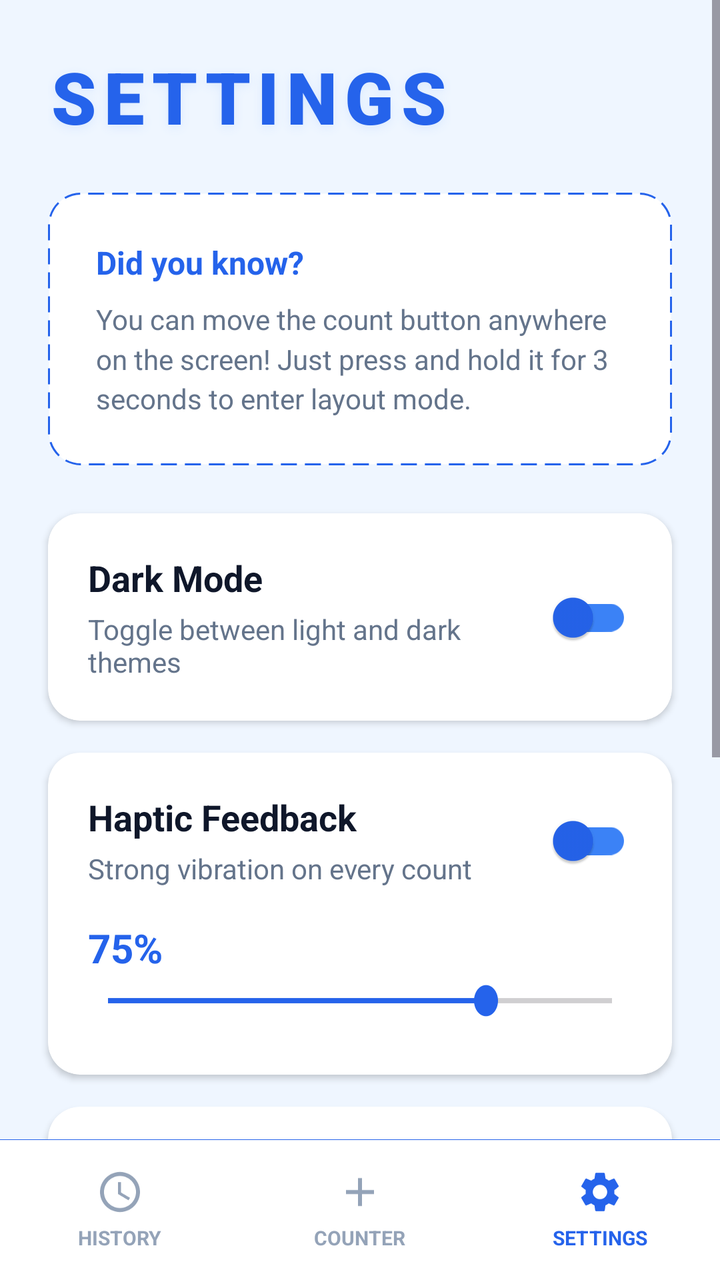
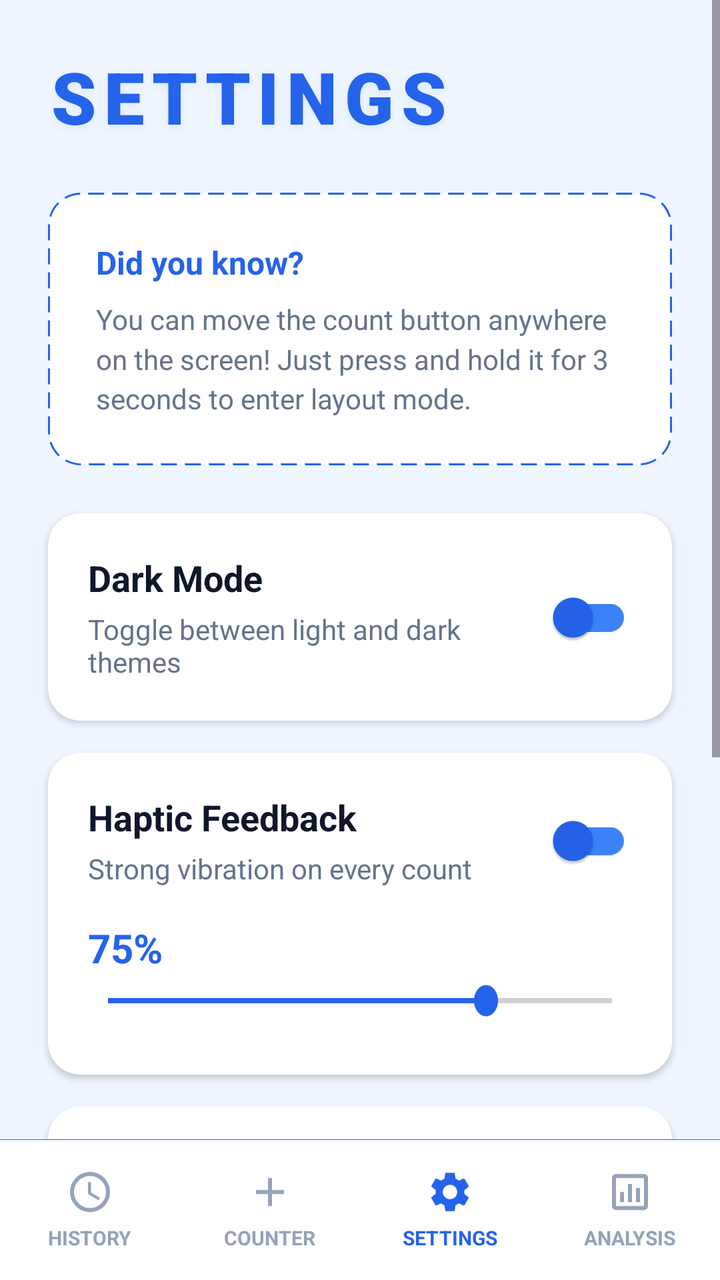

The first picture is an Android layout as it rendered before a commit; the second is the same layout after the commit. The layout source and the unified diff follow.
<!-- AndroidManifest.xml: application theme Theme.SmartTasbeeh -->
<!-- res/layout/activity_settings.xml -->
<?xml version="1.0" encoding="utf-8"?>
<androidx.constraintlayout.widget.ConstraintLayout xmlns:android="http://schemas.android.com/apk/res/android"
    xmlns:app="http://schemas.android.com/apk/res-auto"
    android:layout_width="match_parent"
    android:layout_height="match_parent"
    android:background="@color/app_background">

    <ScrollView
        android:layout_width="match_parent"
        android:layout_height="0dp"
        android:fillViewport="true"
        app:layout_constraintTop_toTopOf="parent"
        app:layout_constraintBottom_toTopOf="@id/bottomNavDivider">

        <androidx.constraintlayout.widget.ConstraintLayout
            android:layout_width="match_parent"
            android:layout_height="wrap_content"
            android:paddingBottom="32dp">

            <TextView
                android:id="@+id/tvPageTitle"
                android:layout_width="wrap_content"
                android:layout_height="wrap_content"
                android:text="SETTINGS"
                android:textSize="36sp"
                android:fontFamily="sans-serif-black"
                android:letterSpacing="0.10"
                android:textColor="@color/tasbeeh_blue_primary"
                android:shadowColor="@color/card_stroke_color"
                android:shadowRadius="12"
                android:shadowDy="4"
                android:layout_marginTop="24dp"
                android:layout_marginStart="24dp"
                app:layout_constraintStart_toStartOf="parent"
                app:layout_constraintTop_toTopOf="parent"/>

            
            <LinearLayout
                android:id="@+id/cardInfoBox"
                android:layout_width="0dp"
                android:layout_height="wrap_content"
                android:background="@drawable/info_box_background"
                android:orientation="vertical"
                android:padding="24dp"
                android:layout_marginTop="24dp"
                android:layout_marginStart="24dp"
                android:layout_marginEnd="24dp"
                app:layout_constraintTop_toBottomOf="@id/tvPageTitle"
                app:layout_constraintStart_toStartOf="parent"
                app:layout_constraintEnd_toEndOf="parent">

                <TextView
                    android:layout_width="wrap_content"
                    android:layout_height="wrap_content"
                    android:text="Did you know?"
                    android:textSize="16sp"
                    android:textStyle="bold"
                    android:textColor="@color/count_text_color"
                    android:layout_marginBottom="8dp"/>

                <TextView
                    android:layout_width="match_parent"
                    android:layout_height="wrap_content"
                    android:text="You can move the count button anywhere on the screen! Just press and hold it for 3 seconds to enter layout mode."
                    android:textSize="14sp"
                    android:textColor="@color/text_secondary"
                    android:lineSpacingMultiplier="1.2"/>
            </LinearLayout>

            
            <androidx.cardview.widget.CardView
                android:id="@+id/cardDarkMode"
                android:layout_width="0dp"
                android:layout_height="wrap_content"
                android:layout_marginTop="24dp"
                android:layout_marginStart="24dp"
                android:layout_marginEnd="24dp"
                app:cardCornerRadius="16dp"
                app:cardElevation="2dp"
                app:cardBackgroundColor="@color/card_background"
                app:layout_constraintTop_toBottomOf="@id/cardInfoBox"
                app:layout_constraintStart_toStartOf="parent"
                app:layout_constraintEnd_toEndOf="parent">

                <androidx.constraintlayout.widget.ConstraintLayout
                    android:layout_width="match_parent"
                    android:layout_height="match_parent"
                    android:padding="20dp">

                    <TextView
                        android:id="@+id/tvDarkMode"
                        android:layout_width="wrap_content"
                        android:layout_height="wrap_content"
                        android:text="Dark Mode"
                        android:textSize="18sp"
                        android:textStyle="bold"
                        android:textColor="@color/text_primary"
                        app:layout_constraintStart_toStartOf="parent"
                        app:layout_constraintTop_toTopOf="parent"/>

                    <TextView
                        android:layout_width="0dp"
                        android:layout_height="wrap_content"
                        android:text="Toggle between light and dark themes"
                        android:textSize="14sp"
                        android:textColor="@color/text_secondary"
                        android:layout_marginTop="4dp"
                        android:layout_marginEnd="16dp"
                        app:layout_constraintTop_toBottomOf="@id/tvDarkMode"
                        app:layout_constraintStart_toStartOf="parent"
                        app:layout_constraintEnd_toStartOf="@id/switchDarkMode"/>

                    <com.google.android.material.switchmaterial.SwitchMaterial
                        android:id="@+id/switchDarkMode"
                        android:layout_width="wrap_content"
                        android:layout_height="wrap_content"
                        app:thumbTint="@color/tasbeeh_blue_primary"
                        app:trackTint="@color/tasbeeh_blue_accent"
                        app:layout_constraintEnd_toEndOf="parent"
                        app:layout_constraintTop_toTopOf="parent"
                        app:layout_constraintBottom_toBottomOf="parent"/>

                </androidx.constraintlayout.widget.ConstraintLayout>
            </androidx.cardview.widget.CardView>

            
            <androidx.cardview.widget.CardView
                android:id="@+id/cardHaptic"
                android:layout_width="0dp"
                android:layout_height="wrap_content"
                android:layout_marginTop="16dp"
                android:layout_marginStart="24dp"
                android:layout_marginEnd="24dp"
                app:cardCornerRadius="16dp"
                app:cardElevation="2dp"
                app:cardBackgroundColor="@color/card_background"
                app:layout_constraintTop_toBottomOf="@id/cardDarkMode"
                app:layout_constraintStart_toStartOf="parent"
                app:layout_constraintEnd_toEndOf="parent">

                <androidx.constraintlayout.widget.ConstraintLayout
                    android:layout_width="match_parent"
                    android:layout_height="match_parent"
                    android:padding="20dp">

                    <TextView
                        android:id="@+id/tvHaptic"
                        android:layout_width="wrap_content"
                        android:layout_height="wrap_content"
                        android:text="Haptic Feedback"
                        android:textSize="18sp"
                        android:textStyle="bold"
                        android:textColor="@color/text_primary"
                        app:layout_constraintStart_toStartOf="parent"
                        app:layout_constraintTop_toTopOf="parent"/>

                    <TextView
                        android:layout_width="0dp"
                        android:layout_height="wrap_content"
                        android:text="Strong vibration on every count"
                        android:textSize="14sp"
                        android:textColor="@color/text_secondary"
                        android:layout_marginTop="4dp"
                        android:layout_marginEnd="16dp"
                        app:layout_constraintTop_toBottomOf="@id/tvHaptic"
                        app:layout_constraintStart_toStartOf="parent"
                        app:layout_constraintEnd_toStartOf="@id/switchHaptic"/>

                    <com.google.android.material.switchmaterial.SwitchMaterial
                        android:id="@+id/switchHaptic"
                        android:layout_width="wrap_content"
                        android:layout_height="wrap_content"
                        app:thumbTint="@color/tasbeeh_blue_primary"
                        app:trackTint="@color/tasbeeh_blue_accent"
                        app:layout_constraintEnd_toEndOf="parent"
                        app:layout_constraintTop_toTopOf="parent"
                        app:layout_constraintBottom_toTopOf="@id/layoutVibrationLevel"/>

                    <RelativeLayout
                        android:id="@+id/layoutVibrationLevel"
                        android:layout_width="match_parent"
                        android:layout_height="wrap_content"
                        android:layout_marginTop="16dp"
                        app:layout_constraintTop_toBottomOf="@id/switchHaptic"
                        app:layout_constraintStart_toStartOf="parent"
                        app:layout_constraintEnd_toEndOf="parent">

                        <TextView
                            android:id="@+id/tvSeekValue"
                            android:layout_width="wrap_content"
                            android:layout_height="wrap_content"
                            android:text="75%"
                            android:textSize="20sp"
                            android:textStyle="bold"
                            android:textColor="@color/tasbeeh_blue_primary"
                            android:layout_marginBottom="4dp" />

                        <SeekBar
                            android:id="@+id/seekBarVibration"
                            android:layout_width="match_parent"
                            android:layout_height="wrap_content"
                            android:layout_below="@id/tvSeekValue"
                            android:max="100"
                            android:progress="75"
                            android:thumbTint="@color/tasbeeh_blue_primary"
                            android:progressTint="@color/tasbeeh_blue_primary"
                            android:paddingStart="10dp"
                            android:paddingEnd="10dp"
                            android:scaleY="1.3"
                            android:scaleX="1.0"
                            android:layout_marginBottom="8dp"/>

                    </RelativeLayout>

                </androidx.constraintlayout.widget.ConstraintLayout>
            </androidx.cardview.widget.CardView>

            
            <androidx.cardview.widget.CardView
                android:id="@+id/cardSound"
                android:layout_width="0dp"
                android:layout_height="wrap_content"
                android:layout_marginTop="16dp"
                android:layout_marginStart="24dp"
                android:layout_marginEnd="24dp"
                app:cardCornerRadius="16dp"
                app:cardElevation="2dp"
                app:cardBackgroundColor="@color/card_background"
                app:layout_constraintTop_toBottomOf="@id/cardHaptic"
                app:layout_constraintStart_toStartOf="parent"
                app:layout_constraintEnd_toEndOf="parent">

                <androidx.constraintlayout.widget.ConstraintLayout
                    android:layout_width="match_parent"
                    android:layout_height="match_parent"
                    android:padding="20dp">

                    <TextView
                        android:id="@+id/tvSound"
                        android:layout_width="wrap_content"
                        android:layout_height="wrap_content"
                        android:text="Sound"
                        android:textSize="18sp"
                        android:textStyle="bold"
                        android:textColor="@color/text_primary"
                        app:layout_constraintStart_toStartOf="parent"
                        app:layout_constraintTop_toTopOf="parent"/>

                    <TextView
                        android:layout_width="0dp"
                        android:layout_height="wrap_content"
                        android:text="Play sound on every count"
                        android:textSize="14sp"
                        android:textColor="@color/text_secondary"
                        android:layout_marginTop="4dp"
                        android:layout_marginEnd="16dp"
                        app:layout_constraintTop_toBottomOf="@id/tvSound"
                        app:layout_constraintStart_toStartOf="parent"
                        app:layout_constraintEnd_toStartOf="@id/switchSound"/>

                    <com.google.android.material.switchmaterial.SwitchMaterial
                        android:id="@+id/switchSound"
                        android:layout_width="wrap_content"
                        android:layout_height="wrap_content"
                        app:thumbTint="@color/tasbeeh_blue_primary"
                        app:trackTint="@color/tasbeeh_blue_accent"
                        app:layout_constraintEnd_toEndOf="parent"
                        app:layout_constraintTop_toTopOf="parent"
                        app:layout_constraintBottom_toBottomOf="parent"/>

                </androidx.constraintlayout.widget.ConstraintLayout>
            </androidx.cardview.widget.CardView>

            
            <androidx.cardview.widget.CardView
                android:id="@+id/cardTapAnywhere"
                android:layout_width="0dp"
                android:layout_height="wrap_content"
                android:layout_marginTop="16dp"
                android:layout_marginStart="24dp"
                android:layout_marginEnd="24dp"
                app:cardCornerRadius="16dp"
                app:cardElevation="2dp"
                app:cardBackgroundColor="@color/card_background"
                app:layout_constraintTop_toBottomOf="@id/cardSound"
                app:layout_constraintStart_toStartOf="parent"
                app:layout_constraintEnd_toEndOf="parent">

                <androidx.constraintlayout.widget.ConstraintLayout
                    android:layout_width="match_parent"
                    android:layout_height="match_parent"
                    android:padding="20dp">

                    <TextView
                        android:id="@+id/tvTapAnywhere"
                        android:layout_width="wrap_content"
                        android:layout_height="wrap_content"
                        android:text="Tap Anywhere"
                        android:textSize="18sp"
                        android:textStyle="bold"
                        android:textColor="@color/text_primary"
                        app:layout_constraintStart_toStartOf="parent"
                        app:layout_constraintTop_toTopOf="parent"/>

                    <TextView
                        android:layout_width="0dp"
                        android:layout_height="wrap_content"
                        android:text="Count by tapping anywhere on the screen"
                        android:textSize="14sp"
                        android:textColor="@color/text_secondary"
                        android:layout_marginTop="4dp"
                        android:layout_marginEnd="16dp"
                        app:layout_constraintTop_toBottomOf="@id/tvTapAnywhere"
                        app:layout_constraintStart_toStartOf="parent"
                        app:layout_constraintEnd_toStartOf="@id/switchTapAnywhere"/>

                    <com.google.android.material.switchmaterial.SwitchMaterial
                        android:id="@+id/switchTapAnywhere"
                        android:layout_width="wrap_content"
                        android:layout_height="wrap_content"
                        app:thumbTint="@color/tasbeeh_blue_primary"
                        app:trackTint="@color/tasbeeh_blue_accent"
                        app:layout_constraintEnd_toEndOf="parent"
                        app:layout_constraintTop_toTopOf="parent"
                        app:layout_constraintBottom_toBottomOf="parent"/>

                </androidx.constraintlayout.widget.ConstraintLayout>
            </androidx.cardview.widget.CardView>

            <TextView
                android:layout_width="wrap_content"
                android:layout_height="wrap_content"
                android:text="Smart Tasbeeh v1.0.0"
                android:textColor="@color/text_secondary"
                android:textSize="12sp"
                android:layout_marginTop="32dp"
                app:layout_constraintTop_toBottomOf="@id/cardTapAnywhere"
                app:layout_constraintBottom_toBottomOf="parent"
                app:layout_constraintStart_toStartOf="parent"
                app:layout_constraintEnd_toEndOf="parent"
                app:layout_constraintVertical_bias="1.0"
                android:layout_marginBottom="16dp"/>

        </androidx.constraintlayout.widget.ConstraintLayout>
    </ScrollView>

    
    <View
        android:id="@+id/bottomNavDivider"
        android:layout_width="match_parent"
        android:layout_height="0.1dp"
        android:background="@color/count_text_color"
        app:layout_constraintBottom_toTopOf="@id/bottomNav"/>

    
    <LinearLayout
        android:id="@+id/bottomNav"
        android:layout_width="match_parent"
        android:layout_height="70dp"
        android:background="@color/nav_bg"
        android:orientation="horizontal"
        android:weightSum="3"
        app:layout_constraintBottom_toBottomOf="parent">

        
        <LinearLayout
            android:id="@+id/btnSavedCounts"
            android:layout_width="0dp"
            android:layout_height="match_parent"
            android:layout_weight="1"
            android:background="?attr/selectableItemBackground"
            android:clickable="true"
            android:focusable="true"
            android:gravity="center"
            android:orientation="vertical">

            <ImageView
                android:layout_width="24dp"
                android:layout_height="24dp"
                android:src="@drawable/ic_clock"
                app:tint="@color/nav_text_unselected" />

            <TextView
                android:layout_width="wrap_content"
                android:layout_height="wrap_content"
                android:layout_marginTop="4dp"
                android:text="HISTORY"
                android:textColor="@color/nav_text_unselected"
                android:textSize="10sp"
                android:textStyle="bold" />
        </LinearLayout>

        
        <LinearLayout
            android:id="@+id/btnCounter"
            android:layout_width="0dp"
            android:layout_height="match_parent"
            android:layout_weight="1"
            android:orientation="vertical"
            android:gravity="center"
            android:clickable="true"
            android:focusable="true"
            android:background="?attr/selectableItemBackground">

            <ImageView
                android:layout_width="24dp"
                android:layout_height="24dp"
                android:src="@drawable/ic_add"
                app:tint="@color/nav_text_unselected"/>

            <TextView
                android:layout_width="wrap_content"
                android:layout_height="wrap_content"
                android:text="COUNTER"
                android:textSize="10sp"
                android:textStyle="bold"
                android:layout_marginTop="4dp"
                android:textColor="@color/nav_text_unselected"/>
        </LinearLayout>

        
        <LinearLayout
            android:id="@+id/btnSettings"
            android:layout_width="0dp"
            android:layout_height="match_parent"
            android:layout_weight="1"
            android:orientation="vertical"
            android:gravity="center"
            android:clickable="true"
            android:focusable="true">

            <ImageView
                android:layout_width="24dp"
                android:layout_height="24dp"
                android:src="@drawable/ic_settings"
                app:tint="@color/nav_text_selected"/>

            <TextView
                android:layout_width="wrap_content"
                android:layout_height="wrap_content"
                android:text="SETTINGS"
                android:textSize="10sp"
                android:textStyle="bold"
                android:layout_marginTop="4dp"
                android:textColor="@color/nav_text_selected"/>
        </LinearLayout>

    </LinearLayout>

</androidx.constraintlayout.widget.ConstraintLayout>
<!-- resources referenced by this layout -->
<resources>
  <color name="app_background">@color/background_light</color>
  <color name="card_background">#FFFFFF</color>
  <color name="card_stroke_color">#DBEAFE</color>
  <color name="count_text_color">#2563EB</color>
  <color name="nav_bg">#FFFFFF</color>
  <color name="nav_text_selected">#2563EB</color>
  <color name="nav_text_unselected">#94A3B8</color>
  <color name="tasbeeh_blue_accent">#3B82F6</color>
  <color name="tasbeeh_blue_primary">#2563EB</color>
  <color name="text_primary">#0F172A</color>
  <color name="text_secondary">#64748B</color>
  <!-- drawable ic_add (drawable) -->
  <vector xmlns:android="http://schemas.android.com/apk/res/android"
      android:width="24dp"
      android:height="24dp"
      android:viewportWidth="24"
      android:viewportHeight="24">
      <path
        android:fillColor="@android:color/white"
        android:pathData="M19,13h-6v6h-2v-6H5v-2h6V5h2v6h6v2z"/>
  </vector>
  <!-- drawable ic_clock (drawable) -->
  <vector xmlns:android="http://schemas.android.com/apk/res/android"
      android:width="24dp"
      android:height="24dp"
      android:viewportWidth="24.0"
      android:viewportHeight="24.0">
      <path
          android:fillColor="@android:color/white"
          android:pathData="M11.99,2C6.47,2 2,6.48 2,12s4.47,10 9.99,10C17.52,22 22,17.52 22,12S17.52,2 11.99,2zM12,20c-4.42,0 -8,-3.58 -8,-8s3.58,-8 8,-8 8,3.58 8,8 -3.58,8 -8,8zM12.5,7H11v6l5.25,3.15 0.75,-1.23 -4.5,-2.67z"/>
  </vector>
  <!-- drawable info_box_background (drawable) -->
  <?xml version="1.0" encoding="utf-8"?>
  <shape xmlns:android="http://schemas.android.com/apk/res/android"
      android:shape="rectangle">
      <solid android:color="@color/card_background"/>
      <stroke
          android:width="1dp"
          android:color="@color/count_text_color"
          android:dashWidth="8dp"
          android:dashGap="4dp"/>
      <corners android:radius="16dp"/>
  </shape>
  <style name="Theme.SmartTasbeeh" parent="Base.Theme.SmartTasbeeh" />
  <color name="background_light">#EFF6FF</color>
  <style name="Base.Theme.SmartTasbeeh" parent="Theme.Material3.DayNight.NoActionBar">
          <item name="colorPrimary">@color/tasbeeh_blue_primary</item>
          <item name="colorPrimaryVariant">@color/tasbeeh_blue_dark</item>
          <item name="colorOnPrimary">@color/white</item>
  
          <item name="android:statusBarColor">@color/tasbeeh_blue_dark</item>
          <item name="android:windowLightStatusBar">false</item>
  
          <item name="android:windowBackground">@color/background_light</item>
          <item name="android:textColor">@color/text_primary</item>
      </style>
  <color name="tasbeeh_blue_dark">#1E3A8A</color>
  <color name="white">#FFFFFFFF</color>
  <!-- unchanged entries left out for length: 1 -->
</resources>

<!-- the commit's change to res/layout/activity_settings.xml (unified diff, before → after) -->
@@ -359,7 +359,8 @@
         android:layout_height="70dp"
         android:background="@color/nav_bg"
         android:orientation="horizontal"
-        android:weightSum="3"
+        android:weightSum="4"
+        android:baselineAligned="false"
         app:layout_constraintBottom_toBottomOf="parent">
 
         
@@ -444,6 +445,32 @@
                 android:layout_marginTop="4dp"
                 android:textColor="@color/nav_text_selected"/>
         </LinearLayout>
+        
+        
+        <LinearLayout
+            android:id="@+id/btnNavAnalysis"
+            android:layout_width="0dp"
+            android:layout_height="match_parent"
+            android:layout_weight="1"
+            android:orientation="vertical"
+            android:gravity="center"
+            android:clickable="true"
+            android:focusable="true"
+            android:background="?attr/selectableItemBackground">
+            <ImageView
+                android:layout_width="24dp"
+                android:layout_height="24dp"
+                android:src="@drawable/ic_analysis"
+                app:tint="@color/nav_text_unselected"/>
+            <TextView
+                android:layout_width="wrap_content"
+                android:layout_height="wrap_content"
+                android:text="ANALYSIS"
+                android:textSize="10sp"
+                android:textStyle="bold"
+                android:textColor="@color/nav_text_unselected"
+                android:layout_marginTop="4dp"/>
+        </LinearLayout>
 
     </LinearLayout>
 
<!-- resource entries referenced after the edit -->
@@ -20,6 +20,16 @@
       <path
         android:fillColor="@android:color/white"
         android:pathData="M19,13h-6v6h-2v-6H5v-2h6V5h2v6h6v2z"/>
+  </vector>
+  <!-- drawable ic_analysis (drawable) -->
+  <vector xmlns:android="http://schemas.android.com/apk/res/android"
+      android:width="24dp"
+      android:height="24dp"
+      android:viewportWidth="24"
+      android:viewportHeight="24">
+    <path
+        android:fillColor="#FF000000"
+        android:pathData="M19,3H5C3.9,3 3,3.9 3,5v14c0,1.1 0.9,2 2,2h14c1.1,0 2,-0.9 2,-2V5C21,3.9 20.1,3 19,3zM19,19H5V5h14V19zM7,12h2v5H7V12zM11,8h2v9h-2V8zM15,10h2v7h-2V10z"/>
   </vector>
   <!-- drawable ic_clock (drawable) -->
   <vector xmlns:android="http://schemas.android.com/apk/res/android"
